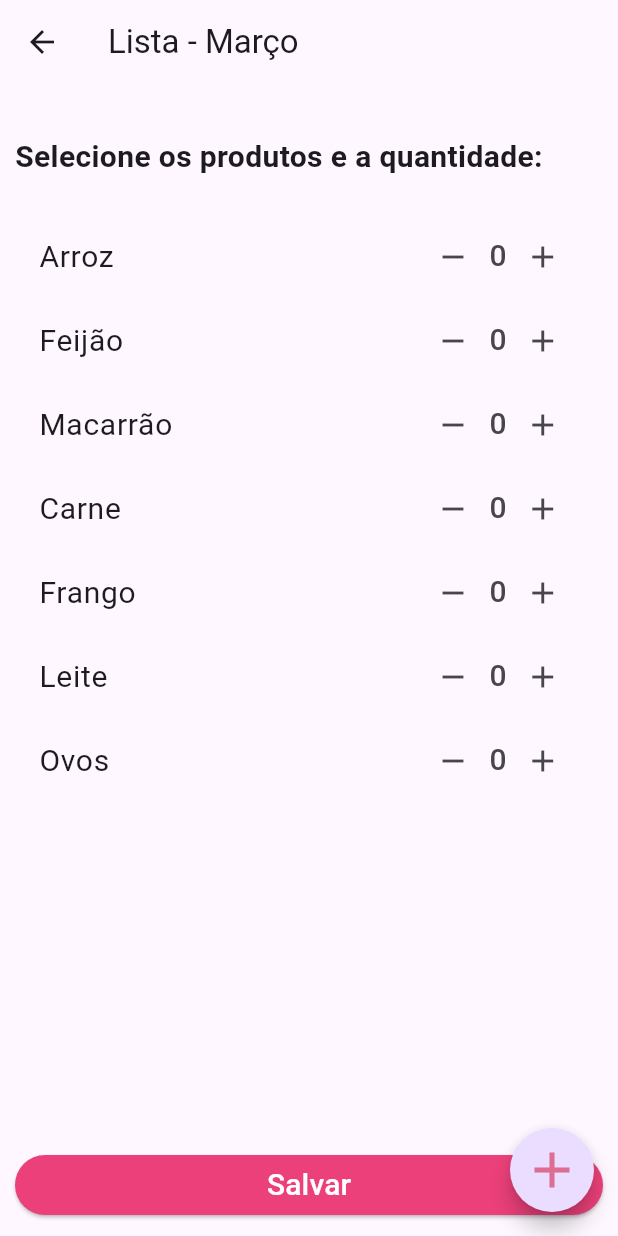
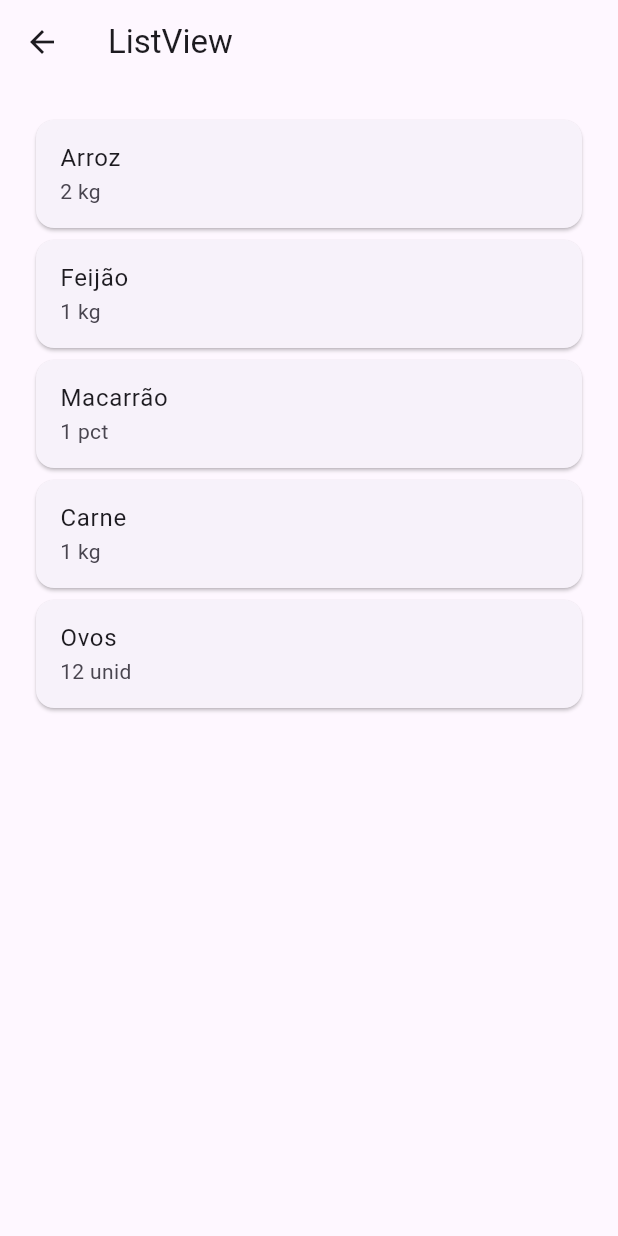
Before and after one commit to raquelpantojo/nacesta_app, a Flutter app: the screen it shows after launch, after a tap on "Ver minhas listas de compra", on a phone screen of 412 x 824 dp. Run offline on Flutter 3.47's test engine with Material 3 defaults, Android fonts, the phone set to English and light mode, and no system bars; our stand-ins replace device_preview.

Commit message:
dados da lista

```diff
--- /dev/null
+++ b/lib/dadoslista.dart
@@ -0,0 +1,61 @@
+// ignore_for_file: prefer_const_constructors
+
+import 'package:flutter/material.dart';
+
+import '../model/listacompras.dart';
+
+class ListaComprasView extends StatefulWidget {
+  const ListaComprasView ({super.key});
+
+  @override
+  State<ListaComprasView> createState() => _ListaComprasViewState();
+}
+
+class _ListaComprasViewState extends State<ListaComprasView> {
+
+  // Lista dinâmica de objetos da classe contato
+  // dados é o atributo da classe
+
+ List<ListaCompras> dados =[];
+ @override
+ void initState(){
+  dados.add(ListaCompras('Arroz','2 kg' ));
+  dados.add(ListaCompras('Feijão','1 kg'));
+  dados.add(ListaCompras('Macarrão','1 pct'));
+  dados.add(ListaCompras('Carne','1 kg'));
+  dados.add(ListaCompras('Ovos','12 unid'));
+  super.initState();
+
+ }
+
+
+
+  @override
+  Widget build(BuildContext context) {
+    return Scaffold(
+      appBar: AppBar(
+        title: Text('ListView'),
+      ),
+      body: Padding(
+        padding: EdgeInsets.all(20),
+        child: ListView.builder(
+
+        //Quantidade de itens
+        itemCount: dados.length ,
+
+        //Aparencia de cada item
+        itemBuilder:(context,index) {
+          //
+          return Card
+          (
+            child: ListTile(
+              title: Text(dados[index].item),
+              subtitle: Text(dados[index].quantidade),
+            ),
+          );
+        },
+        )
+      ),
+    );
+  }
+}
--- a/lib/main.dart
+++ b/lib/main.dart
@@ -9,6 +9,7 @@ import 'tela_cadastro.dart';
 import  'tela_esqueceu.dart';
 import 'TelaCriarLista.dart';
 import 'tela_addproduto.dart';
+import 'dadoslista.dart';
 
 void main() {
   runApp(
@@ -36,6 +37,7 @@ class MainApp extends StatelessWidget {
         'tcadastro':(context) => TelaCadastroView(),
         'tcriarlista':(context) =>TelaCriarListaView(),
         'taddproduto':(context) =>TelaAdicionarProdutoView(),
+        'tdadosLista': (context)=>ListaComprasView(),
 
       },
       home: TelaLoginView(),
--- /dev/null
+++ b/lib/model/listacompras.dart
@@ -0,0 +1,10 @@
+
+
+class ListaCompras{
+
+  final String item;
+  final String quantidade;
+
+  //construtor
+  ListaCompras(this.item,this.quantidade);
+}
--- a/lib/tela_inicio.dart
+++ b/lib/tela_inicio.dart
@@ -69,7 +69,7 @@ class _TelaInicioViewState extends State<TelaInicioView> {
                       foregroundColor: Color.fromARGB(255, 255, 255, 255),
                     ),
                     onPressed: () {
-                      Navigator.pushNamed(context, 'tcriarlista');
+                      Navigator.pushNamed(context, 'tdadosLista');
                     },
                     child: Text('Ver minhas listas de compra'),
                   ),
--- a/pubspec.yaml
+++ b/pubspec.yaml
@@ -4,7 +4,7 @@ publish_to: 'none'
 version: 0.1.0
 
 environment:
-  sdk: '>=3.19.5 <4.0.0'
+  sdk: '>=3.3.3 <4.0.0'
 
 dependencies:
   device_preview: ^1.1.0
```
